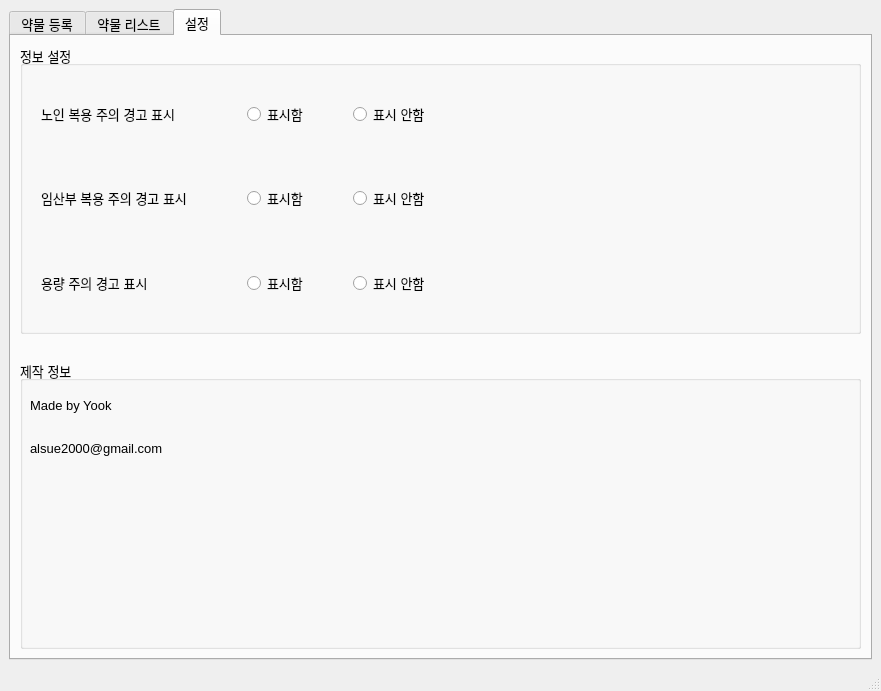
The window that org file/project_drugsearch.ui (codepam2020/pyp1) describes before a commit, drawn with Qt 5.
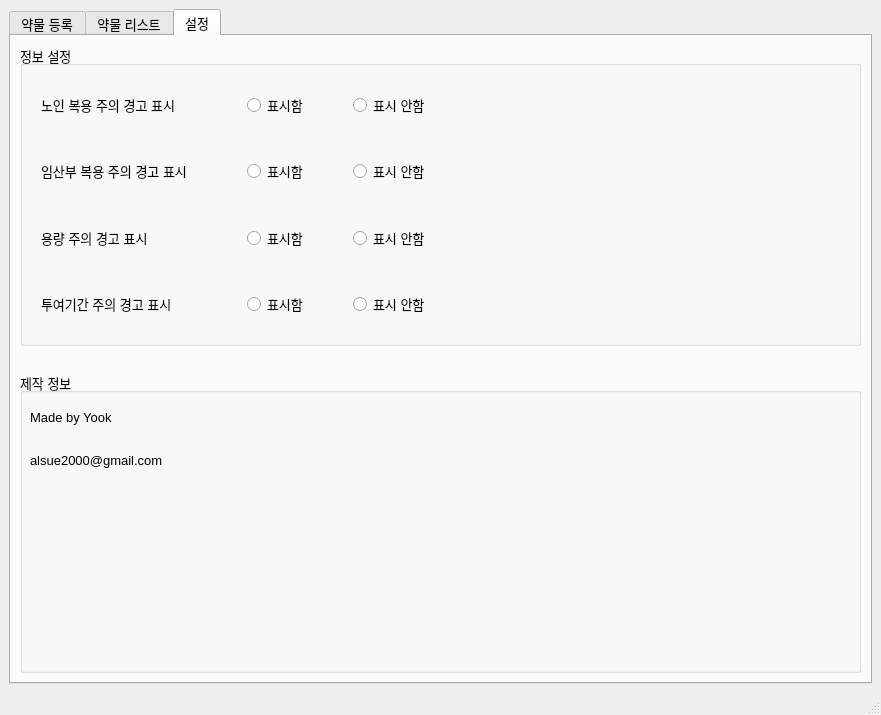
The same window after the commit.

```diff
--- a/org file/project_drugsearch.ui
+++ b/org file/project_drugsearch.ui
@@ -7,7 +7,7 @@
     <x>0</x>
     <y>0</y>
     <width>881</width>
-    <height>691</height>
+    <height>715</height>
    </rect>
   </property>
   <property name="windowTitle">
@@ -916,6 +916,104 @@
                    </item>
                   </layout>
                  </item>
+                 <item>
+                  <layout class="QHBoxLayout" name="horizontalLayout_6">
+                   <item>
+                    <widget class="QWidget" name="widget_2" native="true">
+                     <layout class="QHBoxLayout" name="horizontalLayout_7">
+                      <item>
+                       <widget class="QLabel" name="label_6">
+                        <property name="sizePolicy">
+                         <sizepolicy hsizetype="Fixed" vsizetype="Fixed">
+                          <horstretch>0</horstretch>
+                          <verstretch>0</verstretch>
+                         </sizepolicy>
+                        </property>
+                        <property name="minimumSize">
+                         <size>
+                          <width>200</width>
+                          <height>0</height>
+                         </size>
+                        </property>
+                        <property name="maximumSize">
+                         <size>
+                          <width>200</width>
+                          <height>16777215</height>
+                         </size>
+                        </property>
+                        <property name="text">
+                         <string>투여기간 주의 경고 표시</string>
+                        </property>
+                       </widget>
+                      </item>
+                      <item>
+                       <widget class="QRadioButton" name="radioDayTrue">
+                        <property name="sizePolicy">
+                         <sizepolicy hsizetype="Fixed" vsizetype="Fixed">
+                          <horstretch>0</horstretch>
+                          <verstretch>0</verstretch>
+                         </sizepolicy>
+                        </property>
+                        <property name="minimumSize">
+                         <size>
+                          <width>100</width>
+                          <height>0</height>
+                         </size>
+                        </property>
+                        <property name="maximumSize">
+                         <size>
+                          <width>100</width>
+                          <height>16777215</height>
+                         </size>
+                        </property>
+                        <property name="text">
+                         <string>표시함</string>
+                        </property>
+                       </widget>
+                      </item>
+                      <item>
+                       <widget class="QRadioButton" name="radioDayFalse">
+                        <property name="sizePolicy">
+                         <sizepolicy hsizetype="Fixed" vsizetype="Fixed">
+                          <horstretch>0</horstretch>
+                          <verstretch>0</verstretch>
+                         </sizepolicy>
+                        </property>
+                        <property name="minimumSize">
+                         <size>
+                          <width>100</width>
+                          <height>0</height>
+                         </size>
+                        </property>
+                        <property name="maximumSize">
+                         <size>
+                          <width>100</width>
+                          <height>16777215</height>
+                         </size>
+                        </property>
+                        <property name="text">
+                         <string>표시 안함</string>
+                        </property>
+                       </widget>
+                      </item>
+                     </layout>
+                    </widget>
+                   </item>
+                   <item>
+                    <spacer name="horizontalSpacer_6">
+                     <property name="orientation">
+                      <enum>Qt::Horizontal</enum>
+                     </property>
+                     <property name="sizeHint" stdset="0">
+                      <size>
+                       <width>40</width>
+                       <height>20</height>
+                      </size>
+                     </property>
+                    </spacer>
+                   </item>
+                  </layout>
+                 </item>
                 </layout>
                </item>
               </layout>
```
Left out of the diff: 4 changed lines with no effect on the pictures.
